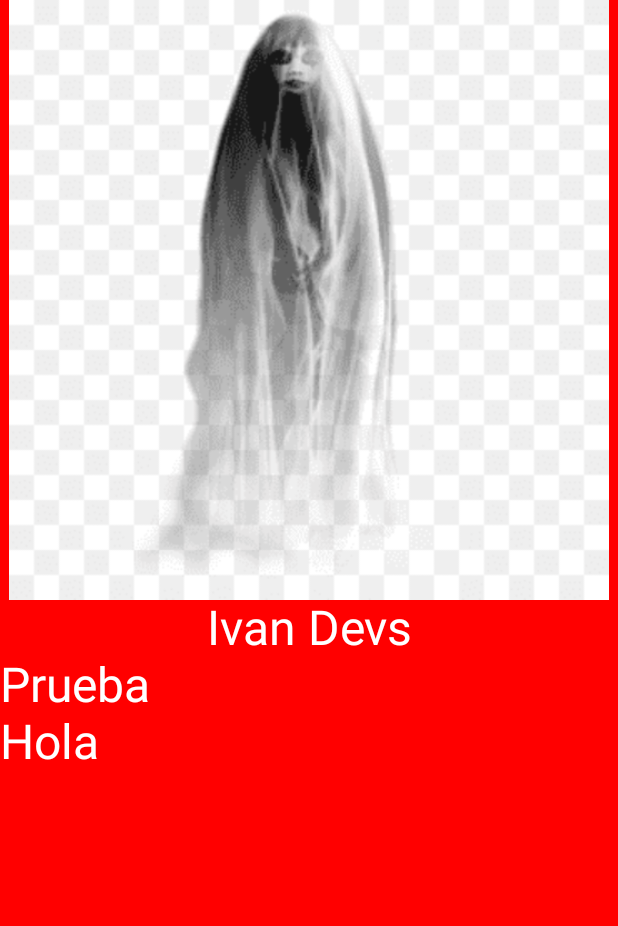
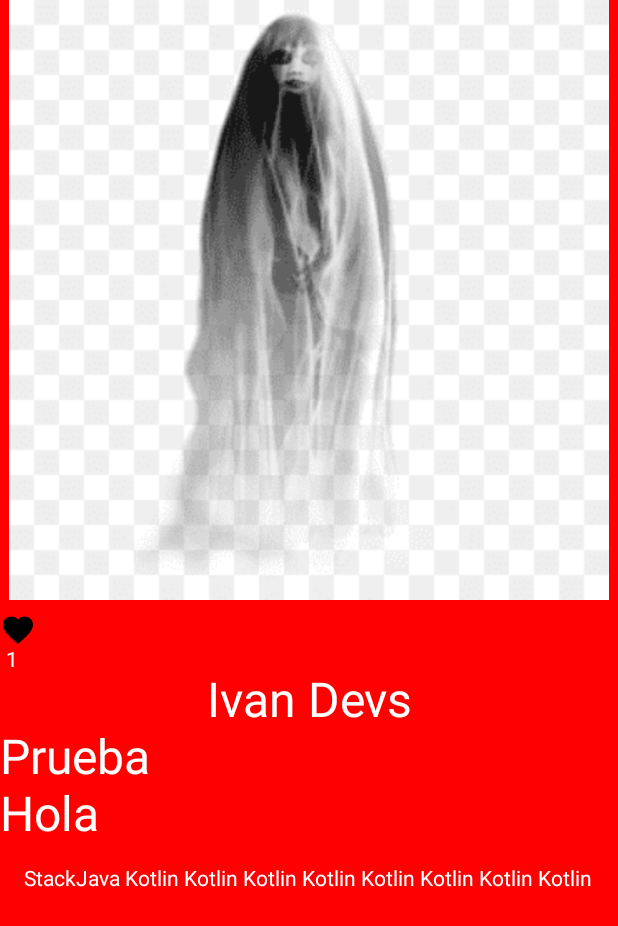
Before and after one commit to MatiCenturion/mi-proyecto, an Android app built with Jetpack Compose: the screen it shows after launch (MainActivity), on a phone screen of 412 x 824 dp. Shown: the top 926 px of the screen. Run offline under Robolectric (Android 15) with nearby library versions, the phone set to English and light mode, and no system bars.

Commit message:
Se agrego nuevo proyecto guiado de youtube AristiDev

```diff
--- a/ColumnApplication/app/src/main/java/com/example/columnapplication/MainActivity.kt
+++ b/ColumnApplication/app/src/main/java/com/example/columnapplication/MainActivity.kt
@@ -6,17 +6,22 @@ import androidx.activity.compose.setContent
 import androidx.activity.enableEdgeToEdge
 import androidx.compose.foundation.Image
 import androidx.compose.foundation.background
+import androidx.compose.foundation.layout.Arrangement
 import androidx.compose.foundation.layout.Column
+import androidx.compose.foundation.layout.Row
 import androidx.compose.foundation.layout.fillMaxSize
 import androidx.compose.foundation.layout.fillMaxWidth
 import androidx.compose.foundation.layout.height
 import androidx.compose.foundation.layout.padding
 import androidx.compose.foundation.lazy.LazyColumn
+import androidx.compose.foundation.lazy.LazyRow
+import androidx.compose.material3.CenterAlignedTopAppBar
 import androidx.compose.material3.Scaffold
 import androidx.compose.material3.Text
 import androidx.compose.runtime.Composable
 import androidx.compose.ui.Modifier
 import androidx.compose.ui.graphics.Color
+import androidx.compose.ui.graphics.painter.Painter
 import androidx.compose.ui.res.painterResource
 import androidx.compose.ui.text.style.TextAlign
 import androidx.compose.ui.tooling.preview.Preview
@@ -44,10 +49,20 @@ fun app() {
     ) {
         item {
             Image(
-                modifier = Modifier.fillMaxWidth().height(400.dp),
+                modifier = Modifier
+                    .fillMaxWidth()
+                    .height(400.dp),
                 painter = painterResource(id = R.drawable.imagivandep),
                 contentDescription = "Logo IvanDevs"
             )
+            Row(modifier = Modifier.padding(top = 8.dp)) {
+                Image(
+                    painter = painterResource(id = R.drawable.favorite),
+                    contentDescription = "Like"
+                )
+            }
+
+            Text(text = "1", color = Color.White, modifier = Modifier.padding(start = 4.dp))
             Text(
                 text = "Ivan Devs",
                 fontSize = 32.sp,
@@ -69,6 +84,34 @@ fun app() {
                 color = Color.White,
 //            modifier = Modifier.fillMaxSize()
             )
+            LazyRow(
+                horizontalArrangement = Arrangement.SpaceBetween,
+                modifier = Modifier
+                    .fillMaxWidth()
+                    .padding(16.dp)
+
+            ) {
+                item {
+                    Text(text = "Stack", color = Color.White)
+                    Text(text = "Java", color = Color.White)
+                    Text(text = " Kotlin", color = Color.White)
+                    Text(text = " Kotlin", color = Color.White)
+                    Text(text = " Kotlin", color = Color.White)
+                    Text(text = " Kotlin", color = Color.White)
+                    Text(text = " Kotlin", color = Color.White)
+                    Text(text = " Kotlin", color = Color.White)
+                    Text(text = " Kotlin", color = Color.White)
+                    Text(text = " Kotlin", color = Color.White)
+                    Text(text = " Kotlin", color = Color.White)
+                    Text(text = " Kotlin", color = Color.White)
+                    Text(text = " Kotlin", color = Color.White)
+                    Text(text = " Kotlin", color = Color.White)
+                    Text(text = " Kotlin", color = Color.White)
+                    Text(text = " Kotlin", color = Color.White)
+                    Text(text = " Kotlin", color = Color.White)
+                }
+
+            }
         }
     }
 }
--- /dev/null
+++ b/ColumnApplication/app/src/main/res/drawable/favorite.xml
@@ -0,0 +1,5 @@
+<vector xmlns:android="http://schemas.android.com/apk/res/android" android:height="24dp" android:tint="#000000" android:viewportHeight="24" android:viewportWidth="24" android:width="24dp">
+
+    <path android:fillColor="@android:color/white" android:pathData="M12,21.35l-1.45,-1.32C5.4,15.36 2,12.28 2,8.5 2,5.42 4.42,3 7.5,3c1.74,0 3.41,0.81 4.5,2.09C13.09,3.81 14.76,3 16.5,3 19.58,3 22,5.42 22,8.5c0,3.78 -3.4,6.86 -8.55,11.54L12,21.35z"/>
+
+</vector>
```
